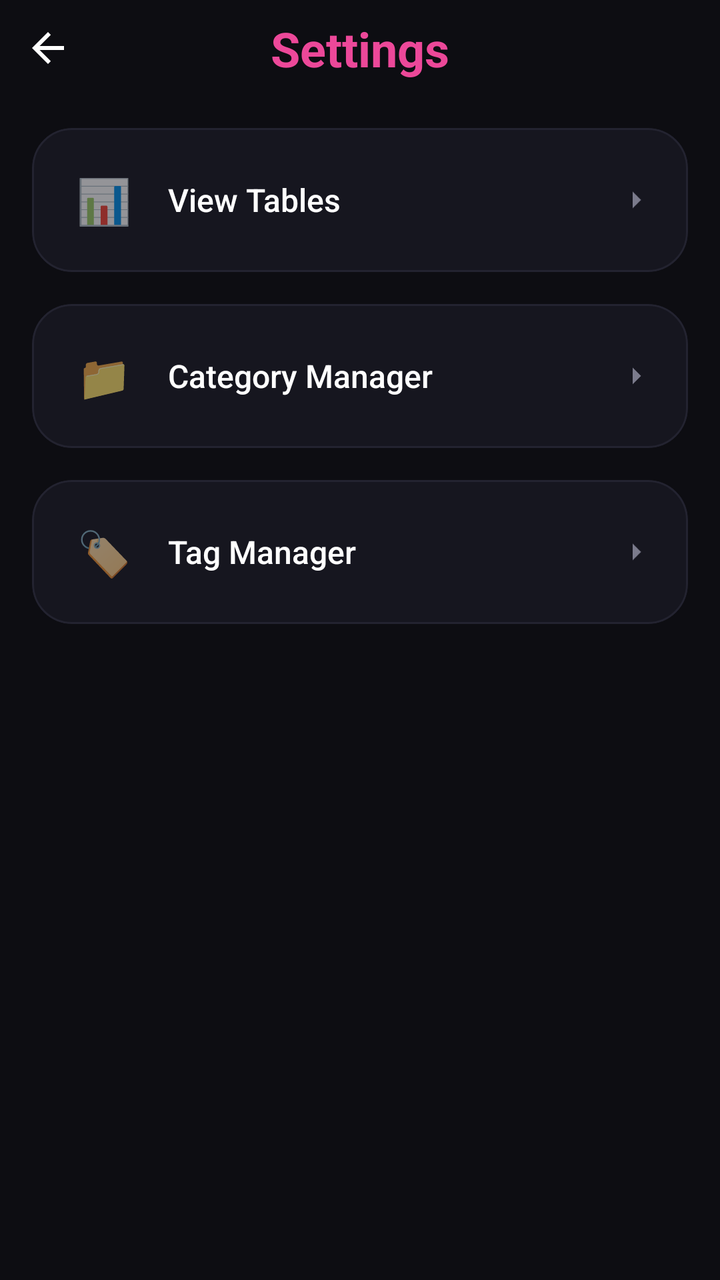
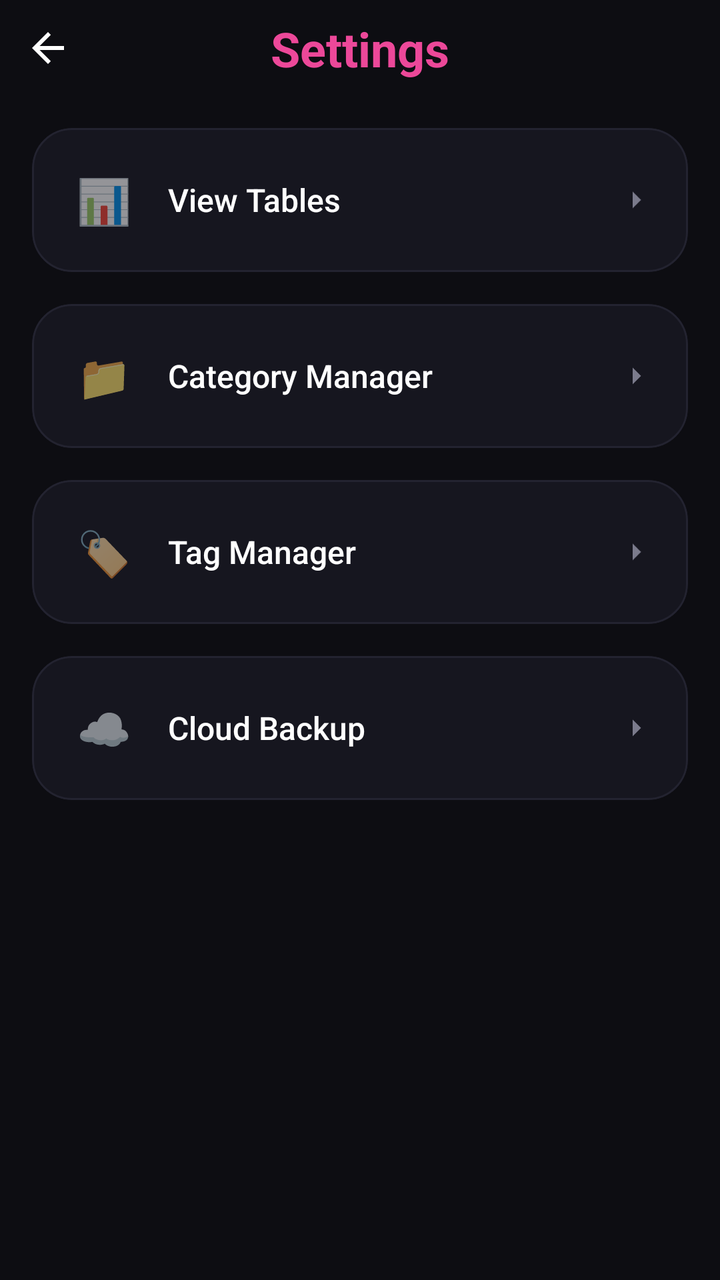

Before-and-after screenshots of an Android layout around one commit, followed by the original layout XML and the change that was made.
<!-- AndroidManifest.xml: application theme Theme.PP -->
<!-- res/layout/activity_more.xml -->
<?xml version="1.0" encoding="utf-8"?>
<androidx.constraintlayout.widget.ConstraintLayout xmlns:android="http://schemas.android.com/apk/res/android"
    xmlns:app="http://schemas.android.com/apk/res-auto"
    android:layout_width="match_parent"
    android:layout_height="match_parent"
    android:background="@color/background"
    android:fitsSystemWindows="true">

    
    <ImageView
        android:id="@+id/btnBack"
        android:layout_width="48dp"
        android:layout_height="48dp"
        android:padding="12dp"
        android:src="@drawable/ic_back"
        android:contentDescription="@string/app_name"
        app:layout_constraintStart_toStartOf="parent"
        app:layout_constraintTop_toTopOf="parent"
        app:tint="@color/text_primary" />

    <TextView
        android:id="@+id/tvTitle"
        android:layout_width="wrap_content"
        android:layout_height="wrap_content"
        android:text="Settings"
        android:textColor="@color/accent_pink"
        android:textSize="24sp"
        android:textStyle="bold"
        app:layout_constraintBottom_toBottomOf="@id/btnBack"
        app:layout_constraintEnd_toEndOf="parent"
        app:layout_constraintStart_toStartOf="parent"
        app:layout_constraintTop_toTopOf="@id/btnBack" />

    <LinearLayout
        android:layout_width="match_parent"
        android:layout_height="wrap_content"
        android:orientation="vertical"
        android:padding="16dp"
        app:layout_constraintTop_toBottomOf="@id/btnBack">

        
        <com.google.android.material.card.MaterialCardView
            android:id="@+id/btnViewTables"
            android:layout_width="match_parent"
            android:layout_height="wrap_content"
            android:layout_marginBottom="16dp"
            app:cardBackgroundColor="@color/card_background"
            app:cardCornerRadius="20dp"
            app:cardElevation="0dp"
            app:strokeColor="@color/stroke_color"
            app:strokeWidth="1dp">
            <LinearLayout
                android:layout_width="match_parent"
                android:layout_height="wrap_content"
                android:orientation="horizontal"
                android:gravity="center_vertical"
                android:padding="16dp">
                <TextView
                    android:layout_width="40dp"
                    android:layout_height="40dp"
                    android:gravity="center"
                    android:text="📊"
                    android:textSize="22sp" />
                <TextView
                    android:layout_width="0dp"
                    android:layout_height="wrap_content"
                    android:layout_weight="1"
                    android:layout_marginStart="12dp"
                    android:text="View Tables"
                    android:textColor="@color/text_primary"
                    android:textSize="16sp"
                    android:fontFamily="sans-serif-medium" />
                <ImageView
                    android:layout_width="20dp"
                    android:layout_height="20dp"
                    android:src="@drawable/ic_arrow_down"
                    android:rotation="-90"
                    app:tint="@color/text_muted" />
            </LinearLayout>
        </com.google.android.material.card.MaterialCardView>

        
        <com.google.android.material.card.MaterialCardView
            android:id="@+id/btnCategoryManager"
            android:layout_width="match_parent"
            android:layout_height="wrap_content"
            android:layout_marginBottom="16dp"
            app:cardBackgroundColor="@color/card_background"
            app:cardCornerRadius="20dp"
            app:cardElevation="0dp"
            app:strokeColor="@color/stroke_color"
            app:strokeWidth="1dp">
            <LinearLayout
                android:layout_width="match_parent"
                android:layout_height="wrap_content"
                android:orientation="horizontal"
                android:gravity="center_vertical"
                android:padding="16dp">
                <TextView
                    android:layout_width="40dp"
                    android:layout_height="40dp"
                    android:gravity="center"
                    android:text="📁"
                    android:textSize="22sp" />
                <TextView
                    android:layout_width="0dp"
                    android:layout_height="wrap_content"
                    android:layout_weight="1"
                    android:layout_marginStart="12dp"
                    android:text="Category Manager"
                    android:textColor="@color/text_primary"
                    android:textSize="16sp"
                    android:fontFamily="sans-serif-medium" />
                <ImageView
                    android:layout_width="20dp"
                    android:layout_height="20dp"
                    android:src="@drawable/ic_arrow_down"
                    android:rotation="-90"
                    app:tint="@color/text_muted" />
            </LinearLayout>
        </com.google.android.material.card.MaterialCardView>

        
        <com.google.android.material.card.MaterialCardView
            android:id="@+id/btnTagManager"
            android:layout_width="match_parent"
            android:layout_height="wrap_content"
            android:layout_marginBottom="16dp"
            app:cardBackgroundColor="@color/card_background"
            app:cardCornerRadius="20dp"
            app:cardElevation="0dp"
            app:strokeColor="@color/stroke_color"
            app:strokeWidth="1dp">
            <LinearLayout
                android:layout_width="match_parent"
                android:layout_height="wrap_content"
                android:orientation="horizontal"
                android:gravity="center_vertical"
                android:padding="16dp">
                <TextView
                    android:layout_width="40dp"
                    android:layout_height="40dp"
                    android:gravity="center"
                    android:text="🏷️"
                    android:textSize="22sp" />
                <TextView
                    android:layout_width="0dp"
                    android:layout_height="wrap_content"
                    android:layout_weight="1"
                    android:layout_marginStart="12dp"
                    android:text="Tag Manager"
                    android:textColor="@color/text_primary"
                    android:textSize="16sp"
                    android:fontFamily="sans-serif-medium" />
                <ImageView
                    android:layout_width="20dp"
                    android:layout_height="20dp"
                    android:src="@drawable/ic_arrow_down"
                    android:rotation="-90"
                    app:tint="@color/text_muted" />
            </LinearLayout>
        </com.google.android.material.card.MaterialCardView>

    </LinearLayout>

</androidx.constraintlayout.widget.ConstraintLayout>
<!-- resources referenced by this layout -->
<resources>
  <color name="accent_pink">#EC4899</color>
  <color name="background">#0D0D12</color>
  <color name="card_background">#16161F</color>
  <color name="stroke_color">#232330</color>
  <color name="text_muted">#7B7B8C</color>
  <color name="text_primary">#FFFFFF</color>
  <!-- drawable ic_arrow_down (drawable) -->
  <vector xmlns:android="http://schemas.android.com/apk/res/android"
      android:width="24dp"
      android:height="24dp"
      android:viewportWidth="24"
      android:viewportHeight="24">
    <path
        android:fillColor="#FFFFFFFF"
        android:pathData="M7,10l5,5 5,-5H7z"/>
  </vector>
  <!-- drawable ic_back (drawable) -->
  <vector xmlns:android="http://schemas.android.com/apk/res/android"
      android:width="24dp"
      android:height="24dp"
      android:viewportWidth="24"
      android:viewportHeight="24">
    <path
        android:fillColor="#FF000000"
        android:pathData="M20,11H7.83l5.59,-5.59L12,4l-8,8 8,8 1.41,-1.41L7.83,13H20v-2z"/>
  </vector>
  <string name="app_name">PP</string>
  <style name="Theme.PP" parent="Theme.MaterialComponents.DayNight.NoActionBar">
          
          <item name="colorPrimary">@color/accent_purple</item>
          <item name="colorPrimaryVariant">@color/selected_date_bg</item>
          <item name="colorOnPrimary">@color/white</item>
          
          <item name="colorSecondary">@color/accent_pink</item>
          <item name="colorSecondaryVariant">@color/accent_pink</item>
          <item name="colorOnSecondary">@color/black</item>
          
          <item name="android:statusBarColor">@color/background</item>
          
      </style>
  <color name="accent_purple">#A855F7</color>
  <color name="selected_date_bg">#9333EA</color>
  <color name="white">#FFFFFFFF</color>
  <color name="black">#FF000000</color>
</resources>

<!-- the commit's change to res/layout/activity_more.xml (unified diff, before → after) -->
@@ -161,6 +161,47 @@
             </LinearLayout>
         </com.google.android.material.card.MaterialCardView>
 
+        
+        <com.google.android.material.card.MaterialCardView
+            android:id="@+id/btnBackup"
+            android:layout_width="match_parent"
+            android:layout_height="wrap_content"
+            android:layout_marginBottom="16dp"
+            app:cardBackgroundColor="@color/card_background"
+            app:cardCornerRadius="20dp"
+            app:cardElevation="0dp"
+            app:strokeColor="@color/stroke_color"
+            app:strokeWidth="1dp">
+            <LinearLayout
+                android:layout_width="match_parent"
+                android:layout_height="wrap_content"
+                android:orientation="horizontal"
+                android:gravity="center_vertical"
+                android:padding="16dp">
+                <TextView
+                    android:layout_width="40dp"
+                    android:layout_height="40dp"
+                    android:gravity="center"
+                    android:text="☁️"
+                    android:textSize="22sp" />
+                <TextView
+                    android:layout_width="0dp"
+                    android:layout_height="wrap_content"
+                    android:layout_weight="1"
+                    android:layout_marginStart="12dp"
+                    android:text="Cloud Backup"
+                    android:textColor="@color/text_primary"
+                    android:textSize="16sp"
+                    android:fontFamily="sans-serif-medium" />
+                <ImageView
+                    android:layout_width="20dp"
+                    android:layout_height="20dp"
+                    android:src="@drawable/ic_arrow_down"
+                    android:rotation="-90"
+                    app:tint="@color/text_muted" />
+            </LinearLayout>
+        </com.google.android.material.card.MaterialCardView>
+
     </LinearLayout>
 
 </androidx.constraintlayout.widget.ConstraintLayout>
